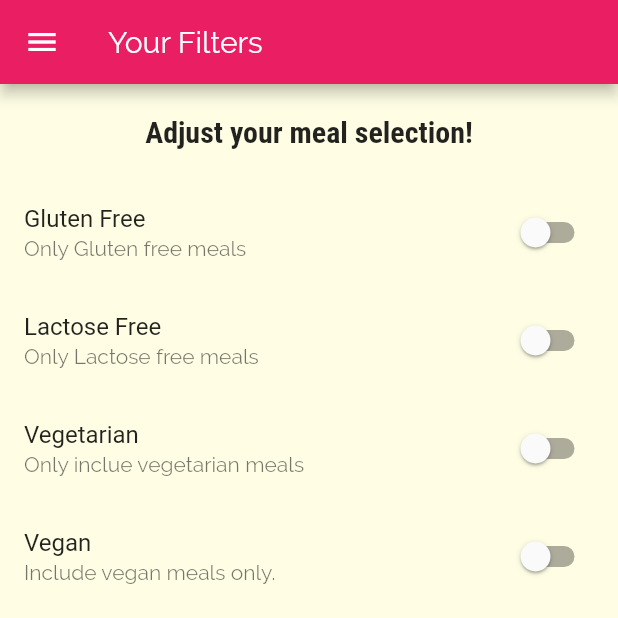
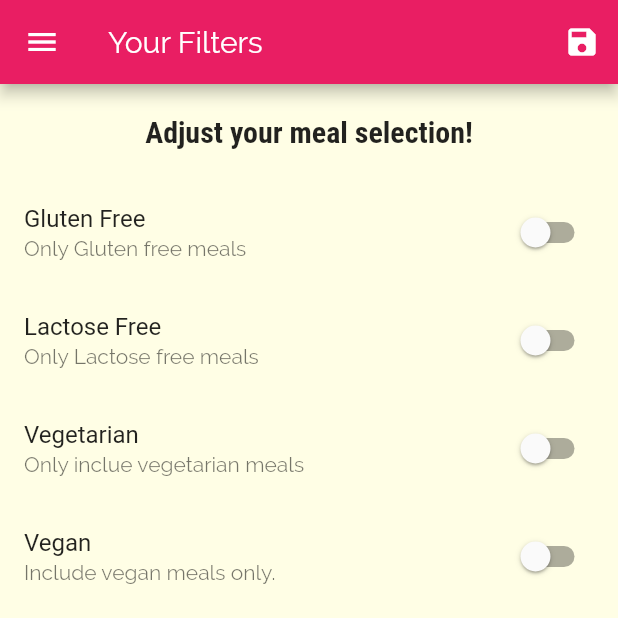
Before and after one commit to Injamuri-Krutika/YummyTummy, a Flutter app: the FiltersScreen screen opened by its route, on a phone screen of 412 x 824 dp, the top half of it. Run offline on Flutter 3.47's test engine with Material 2 defaults, Android fonts, the phone set to English and light mode, and no system bars.

Commit message:
Adding filter logic

```diff
--- a/lib/main.dart
+++ b/lib/main.dart
@@ -5,10 +5,42 @@ import './screens/category_meals_screen.dart';
 import './screens/meal_detail_screen.dart';
 import './screens/tabs_screen.dart';
 import './screens/filters_screen.dart';
+import './dummy_data.dart';
+import './models/meal.dart';
 
 void main() => runApp(YummyTummy());
 
-class YummyTummy extends StatelessWidget {
+class YummyTummy extends StatefulWidget {
+  @override
+  _YummyTummyState createState() => _YummyTummyState();
+}
+
+class _YummyTummyState extends State<YummyTummy> {
+  Map<String, bool> _filters = {
+    "gluten": false,
+    "lactose": false,
+    "vegan": false,
+    "vegetarian": false
+  };
+
+  List<Meal> _availableMeals = DUMMY_MEALS;
+
+  void _setFilters(Map<String, bool> filterData) {
+    setState(() {
+      _filters = filterData;
+      print(filterData);
+      print(DUMMY_MEALS.length);
+      _availableMeals = DUMMY_MEALS.where((meal) {
+        if (_filters['gluten'] && !meal.isGlutenFree) return false;
+        if (_filters['lactose'] && !meal.isLactoseFree) return false;
+        if (_filters['vegan'] && !meal.isVegan) return false;
+        if (_filters['vegetarian'] && !meal.isVegetarian) return false;
+        return true;
+      }).toList();
+      print(_availableMeals.length);
+    });
+  }
+
   @override
   Widget build(BuildContext context) {
     return MaterialApp(
@@ -16,9 +48,10 @@ class YummyTummy extends StatelessWidget {
         initialRoute: "/",
         routes: {
           '/': (ctx) => TabsScreen(),
-          CategoryMealsScreen.routeName: (ctx) => CategoryMealsScreen(),
+          CategoryMealsScreen.routeName: (ctx) =>
+              CategoryMealsScreen(_availableMeals),
           MealDetailScreen.routeName: (ctx) => MealDetailScreen(),
-          FiltersScreen.routeName: (ctx) => FiltersScreen()
+          FiltersScreen.routeName: (ctx) => FiltersScreen(_filters, _setFilters)
         },
         onGenerateRoute: (settings) {
           print(settings.arguments);
--- a/lib/screens/category_meals_screen.dart
+++ b/lib/screens/category_meals_screen.dart
@@ -1,10 +1,12 @@
 import 'package:flutter/material.dart';
-import '../dummy_data.dart';
 import '../widgets/meal_item.dart';
 import '../models/meal.dart';
 
 class CategoryMealsScreen extends StatefulWidget {
   static const routeName = '/category-meals';
+  final List<Meal> _availableMeals;
+
+  CategoryMealsScreen(this._availableMeals);
 
   @override
   _CategoryMealsScreenState createState() => _CategoryMealsScreenState();
@@ -26,7 +28,7 @@ class _CategoryMealsScreenState extends State<CategoryMealsScreen> {
           ModalRoute.of(context).settings.arguments as Map<String, String>;
       categoryTitle = routeArgs['title'];
       final categoryId = routeArgs['id'];
-      displayedMeals = DUMMY_MEALS.where((meal) {
+      displayedMeals = widget._availableMeals.where((meal) {
         return meal.categoryIds.contains(categoryId);
       }).toList();
       _loadedInitData = true;
--- a/lib/screens/filters_screen.dart
+++ b/lib/screens/filters_screen.dart
@@ -3,6 +3,10 @@ import '../widgets/main_drawer.dart';
 
 class FiltersScreen extends StatefulWidget {
   static String routeName = "/filters-screen";
+  final Function saveFilters;
+  final Map<String, bool> _currentFilters;
+
+  FiltersScreen(this._currentFilters, this.saveFilters);
 
   @override
   _FiltersScreenState createState() => _FiltersScreenState();
@@ -13,6 +17,14 @@ class _FiltersScreenState extends State<FiltersScreen> {
   var _isVegan = false;
   var _isVegetarian = false;
   var _lactoseFree = false;
+
+  @override
+  initState() {
+    _glutenFree = widget._currentFilters['gluten'];
+    _lactoseFree = widget._currentFilters['lactose'];
+    _isVegan = widget._currentFilters['vegan'];
+    _isVegetarian = widget._currentFilters['vegetarian'];
+  }
 
   Widget _buidSwitchListTile(String title, String description,
       bool currentValue, Function _updateValue) {
@@ -29,6 +41,20 @@ class _FiltersScreenState extends State<FiltersScreen> {
     return Scaffold(
         appBar: AppBar(
           title: Text("Your Filters"),
+          actions: [
+            IconButton(
+              icon: Icon(Icons.save),
+              onPressed: () {
+                Map<String, bool> _selectedfilters = {
+                  "gluten": _glutenFree,
+                  "lactose": _lactoseFree,
+                  "vegan": _isVegan,
+                  "vegetarian": _isVegetarian
+                };
+                widget.saveFilters(_selectedfilters);
+              },
+            )
+          ],
         ),
         drawer: MainDrawer(),
         body: Column(
--- a/lib/widgets/meal_item.dart
+++ b/lib/widgets/meal_item.dart
@@ -102,7 +102,7 @@ class MealItem extends StatelessWidget {
                     SizedBox(
                       width: 6,
                     ),
-                    Text('${duration} min')
+                    Text('$duration min')
                   ]),
                   Row(children: [
                     Icon(Icons.work),
```
